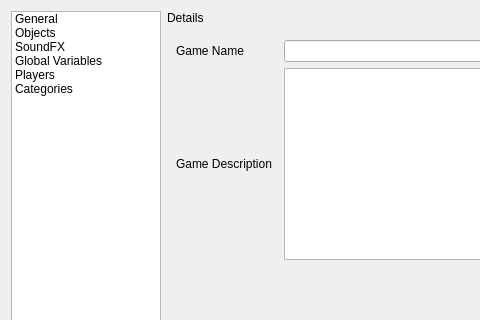
First picture: the form in RetroEDv2/tools/gameconfigeditorv4.ui, repository RSDKModding/RetroED, before the edit; both pictures show x 0 to 480 and y 0 to 320 of the 782 by 425 pixel window.
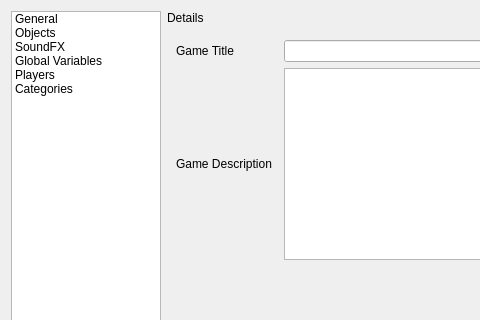
Second picture: the form after the edit. Icons and pictures are not drawn.

Commit message: holy shit dude those games can config !!!

Diff of the .ui file:
```diff
--- a/RetroEDv2/tools/gameconfigeditorv4.ui
+++ b/RetroEDv2/tools/gameconfigeditorv4.ui
@@ -97,7 +97,7 @@
        <item row="0" column="0">
         <widget class="QLabel" name="label_2">
          <property name="text">
-          <string>Game Name</string>
+          <string>Game Title</string>
          </property>
         </widget>
        </item>
```
Left out of the diff: 178 changed lines with no effect on the pictures. The commit also changes 4 other files.
